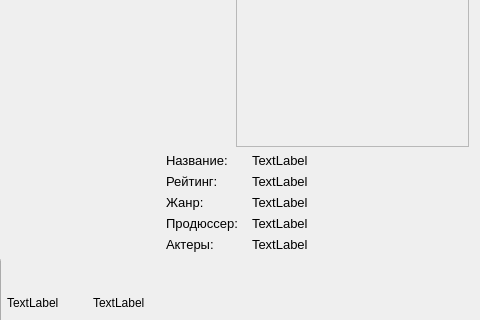
This is ui_files/card_of_film.ui in gg-master/Cinema_prj as Qt 5 draws it before an edit; both pictures show x 155 to 635 and y 102 to 422 of the 635 by 522 pixel window. The edited form follows.
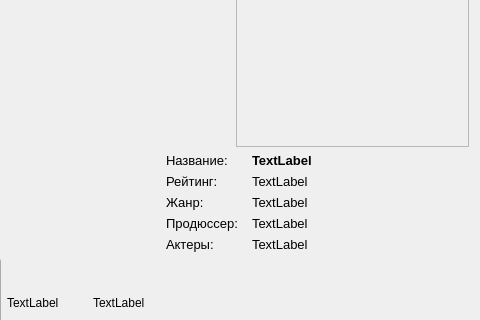
This is the edited form. Icons and pictures are not drawn.

What changed in the file:
```diff
--- a/ui_files/card_of_film.ui
+++ b/ui_files/card_of_film.ui
@@ -224,6 +224,8 @@
                <property name="font">
                 <font>
                  <pointsize>10</pointsize>
+                 <weight>75</weight>
+                 <bold>true</bold>
                 </font>
                </property>
                <property name="text">
```
Left out of the diff: 11 changed lines with no effect on the pictures.
